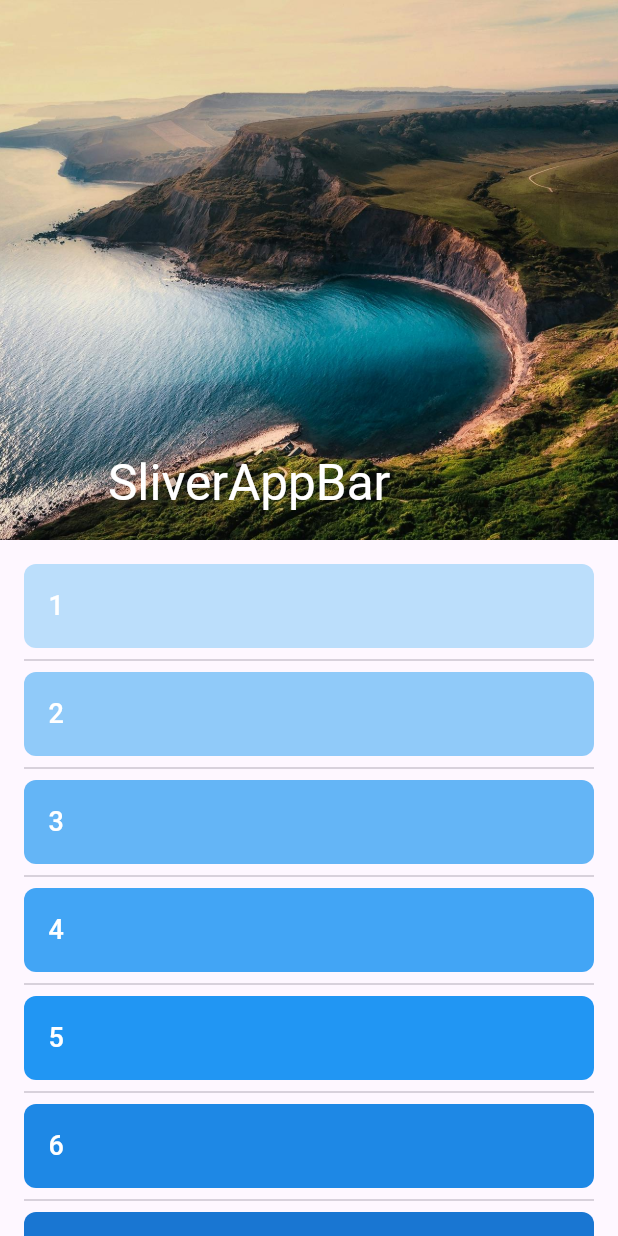
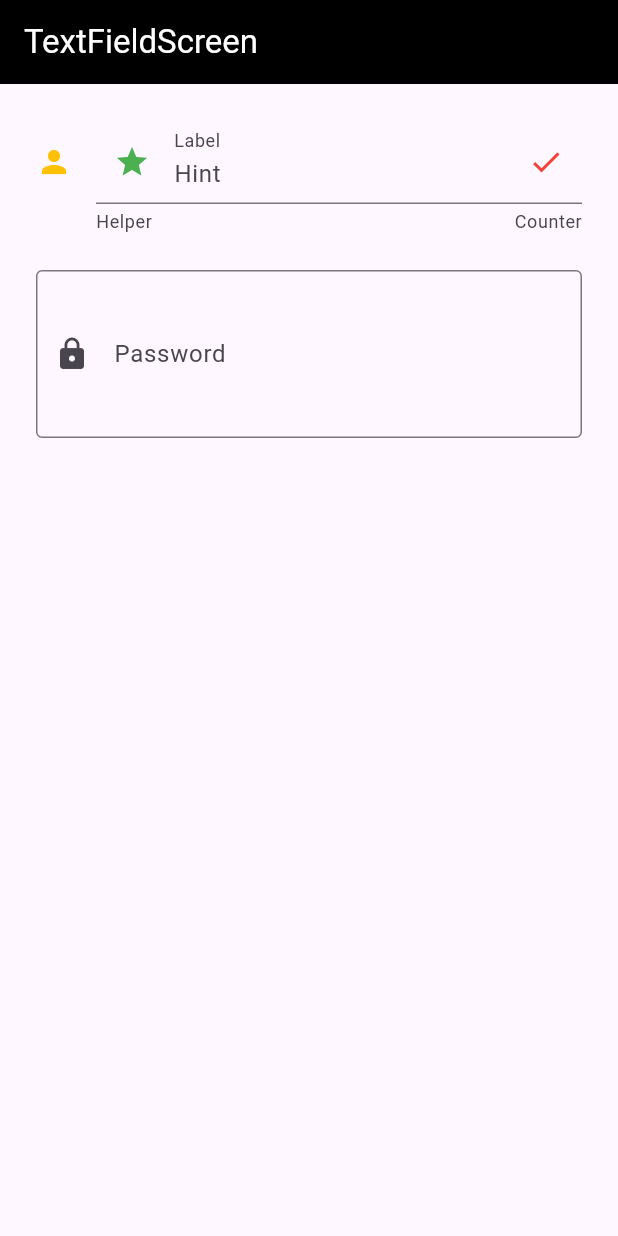
Before and after one commit to Kabir-Giuralarocca/flutter_its_2025, a Flutter app: the screen it shows after launch, on a phone screen of 412 x 824 dp. Run offline on Flutter 3.47's test engine with Material 3 defaults, Android fonts, the phone set to English and light mode, and no system bars; our stand-ins replace google_fonts, material_symbols_icons.

Commit message:
Replace home screen with TextFieldScreen and add its implementation

```diff
--- a/lib/main.dart
+++ b/lib/main.dart
@@ -1,5 +1,5 @@
 import 'package:flutter/material.dart';
-import 'package:flutter_its_2025/ui/screens/custom_scroll_view_screen.dart';
+import 'package:flutter_its_2025/ui/screens/text_field_screen.dart';
 
 void main() {
   runApp(const MyApp());
@@ -20,7 +20,7 @@ class MyApp extends StatelessWidget {
           foregroundColor: Colors.white,
         ),
       ),
-      home: const CustomScrollViewScreen(),
+      home: const TextFieldScreen(),
     );
   }
 }
--- /dev/null
+++ b/lib/ui/screens/text_field_screen.dart
@@ -0,0 +1,64 @@
+import 'package:flutter/material.dart';
+import 'package:flutter/services.dart';
+
+class TextFieldScreen extends StatefulWidget {
+  const TextFieldScreen({super.key});
+
+  @override
+  State<TextFieldScreen> createState() => _TextFieldScreenState();
+}
+
+class _TextFieldScreenState extends State<TextFieldScreen> {
+  bool _obscureText = true;
+
+  @override
+  Widget build(BuildContext context) {
+    return Scaffold(
+      appBar: AppBar(title: const Text('TextFieldScreen')),
+      body: SingleChildScrollView(
+        padding: const EdgeInsets.all(24),
+        child: Column(
+          spacing: 24,
+          children: [
+            const TextField(
+              decoration: InputDecoration(
+                labelText: 'Label',
+                hintText: 'Hint',
+                helperText: 'Helper',
+                counterText: 'Counter',
+                icon: Icon(Icons.person),
+                iconColor: Colors.amber,
+                prefixIcon: Icon(Icons.star),
+                prefixIconColor: Colors.green,
+                suffixIcon: Icon(Icons.check),
+                suffixIconColor: Colors.red,
+                floatingLabelBehavior: FloatingLabelBehavior.always,
+                border: UnderlineInputBorder(),
+              ),
+            ),
+            TextField(
+              decoration: InputDecoration(
+                border: const OutlineInputBorder(),
+                labelText: 'Password',
+                hintText: 'Enter your password',
+                prefixIcon: const Icon(Icons.lock),
+                contentPadding: const EdgeInsets.all(32),
+                focusedBorder: const OutlineInputBorder(
+                  borderSide: BorderSide(color: Colors.purple, width: 6),
+                ),
+                suffix: IconButton(
+                  onPressed: () => setState(() => _obscureText = !_obscureText),
+                  icon: Icon(_obscureText ? Icons.visibility : Icons.visibility_off),
+                ),
+              ),
+              inputFormatters: [FilteringTextInputFormatter.digitsOnly],
+              keyboardType: TextInputType.number,
+              obscureText: _obscureText,
+              obscuringCharacter: '*',
+            ),
+          ],
+        ),
+      ),
+    );
+  }
+}
```
Also changed, not shown: lib/ui/screens/theme_screen.dart (added, +58 -0 lines).
